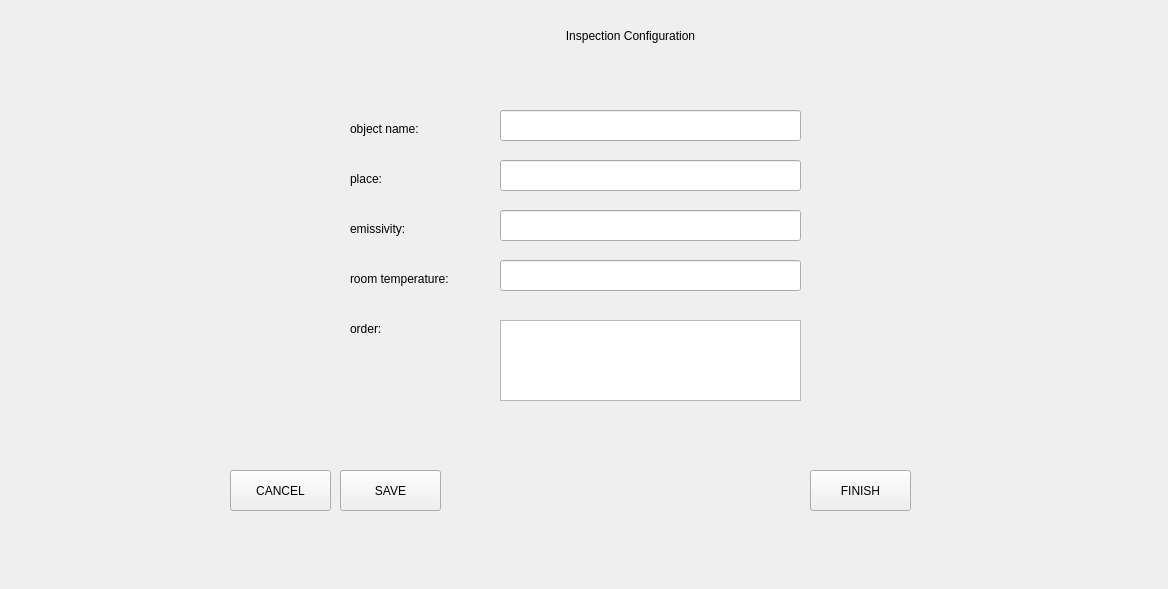
Jjat00/Deptherm-Inspection, file src/views/configurationInspection/inspectionConfiguration.ui: the form before one commit.
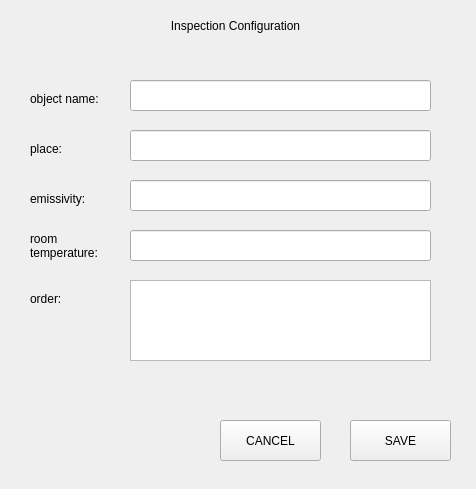
The form after the commit.

Diff of the .ui file:
```diff
--- a/src/views/configurationInspection/inspectionConfiguration.ui
+++ b/src/views/configurationInspection/inspectionConfiguration.ui
@@ -6,8 +6,8 @@
    <rect>
     <x>0</x>
     <y>0</y>
-    <width>1168</width>
-    <height>589</height>
+    <width>476</width>
+    <height>489</height>
    </rect>
   </property>
   <property name="windowTitle">
@@ -16,9 +16,9 @@
   <widget class="QLabel" name="labelHeader">
    <property name="geometry">
     <rect>
-     <x>50</x>
-     <y>10</y>
-     <width>1161</width>
+     <x>0</x>
+     <y>0</y>
+     <width>471</width>
      <height>51</height>
     </rect>
    </property>
@@ -32,8 +32,8 @@
   <widget class="QLineEdit" name="lineEditName">
    <property name="geometry">
     <rect>
-     <x>500</x>
-     <y>110</y>
+     <x>130</x>
+     <y>80</y>
      <width>301</width>
      <height>31</height>
     </rect>
@@ -42,8 +42,8 @@
   <widget class="QLineEdit" name="lineEditEmissivity">
    <property name="geometry">
     <rect>
-     <x>500</x>
-     <y>210</y>
+     <x>130</x>
+     <y>180</y>
      <width>301</width>
      <height>31</height>
     </rect>
@@ -52,8 +52,8 @@
   <widget class="QLineEdit" name="lineEditTemp">
    <property name="geometry">
     <rect>
-     <x>500</x>
-     <y>260</y>
+     <x>130</x>
+     <y>230</y>
      <width>301</width>
      <height>31</height>
     </rect>
@@ -62,9 +62,9 @@
   <widget class="QLabel" name="label_2">
    <property name="geometry">
     <rect>
-     <x>350</x>
-     <y>120</y>
-     <width>101</width>
+     <x>30</x>
+     <y>90</y>
+     <width>91</width>
      <height>17</height>
     </rect>
    </property>
@@ -75,9 +75,9 @@
   <widget class="QLabel" name="label_3">
    <property name="geometry">
     <rect>
-     <x>350</x>
-     <y>220</y>
-     <width>101</width>
+     <x>30</x>
+     <y>190</y>
+     <width>81</width>
      <height>17</height>
     </rect>
    </property>
@@ -88,34 +88,22 @@
   <widget class="QLabel" name="label_5">
    <property name="geometry">
     <rect>
-     <x>350</x>
-     <y>270</y>
-     <width>141</width>
-     <height>17</height>
+     <x>30</x>
+     <y>230</y>
+     <width>91</width>
+     <height>31</height>
     </rect>
    </property>
    <property name="text">
-    <string>room temperature:</string>
-   </property>
-  </widget>
-  <widget class="QPushButton" name="pushButtonFinish">
-   <property name="geometry">
-    <rect>
-     <x>810</x>
-     <y>470</y>
-     <width>101</width>
-     <height>41</height>
-    </rect>
-   </property>
-   <property name="text">
-    <string>FINISH</string>
+    <string>room 
+temperature:</string>
    </property>
   </widget>
   <widget class="QPushButton" name="buttonSave">
    <property name="geometry">
     <rect>
-     <x>340</x>
-     <y>470</y>
+     <x>350</x>
+     <y>420</y>
      <width>101</width>
      <height>41</height>
     </rect>
@@ -127,8 +115,8 @@
   <widget class="QPushButton" name="buttonCancel">
    <property name="geometry">
     <rect>
-     <x>230</x>
-     <y>470</y>
+     <x>220</x>
+     <y>420</y>
      <width>101</width>
      <height>41</height>
     </rect>
@@ -140,10 +128,10 @@
   <widget class="QLabel" name="labelMessage">
    <property name="geometry">
     <rect>
-     <x>440</x>
-     <y>529</y>
-     <width>361</width>
-     <height>31</height>
+     <x>0</x>
+     <y>380</y>
+     <width>471</width>
+     <height>21</height>
     </rect>
    </property>
    <property name="text">
@@ -156,9 +144,9 @@
   <widget class="QLabel" name="label_4">
    <property name="geometry">
     <rect>
-     <x>350</x>
-     <y>320</y>
-     <width>101</width>
+     <x>30</x>
+     <y>290</y>
+     <width>71</width>
      <height>17</height>
     </rect>
    </property>
@@ -169,9 +157,9 @@
   <widget class="QLabel" name="label_7">
    <property name="geometry">
     <rect>
-     <x>350</x>
-     <y>170</y>
-     <width>101</width>
+     <x>30</x>
+     <y>140</y>
+     <width>81</width>
      <height>17</height>
     </rect>
    </property>
@@ -182,8 +170,8 @@
   <widget class="QLineEdit" name="lineEditPlace">
    <property name="geometry">
     <rect>
-     <x>500</x>
-     <y>160</y>
+     <x>130</x>
+     <y>130</y>
      <width>301</width>
      <height>31</height>
     </rect>
@@ -192,8 +180,8 @@
   <widget class="QTextEdit" name="textEditOrder">
    <property name="geometry">
     <rect>
-     <x>500</x>
-     <y>320</y>
+     <x>130</x>
+     <y>280</y>
      <width>301</width>
      <height>81</height>
     </rect>
```
